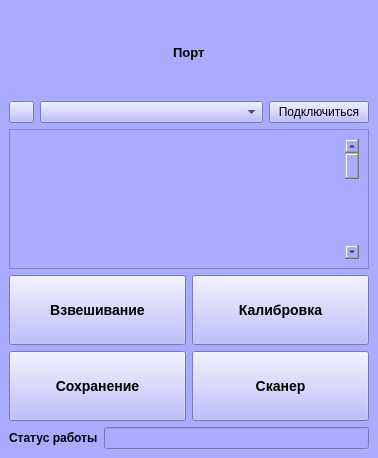
Above: design.ui from l-lii/layout before the change. Below: the same form after it.
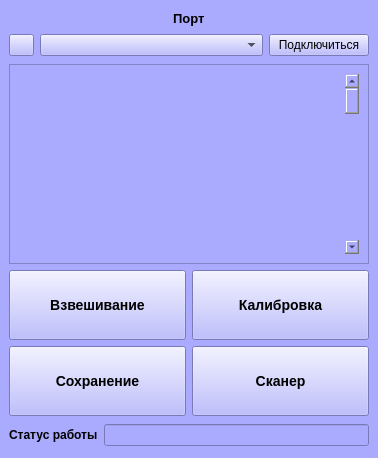
That is the form after the change. Icons and pictures are not drawn.

Diff of the .ui file:
```diff
--- a/design.ui
+++ b/design.ui
@@ -66,13 +66,19 @@
           <property name="sizeHint" stdset="0">
            <size>
             <width>40</width>
-            <height>13</height>
+            <height>15</height>
            </size>
           </property>
          </spacer>
         </item>
         <item>
          <widget class="QLabel" name="labelPort">
+          <property name="maximumSize">
+           <size>
+            <width>40</width>
+            <height>15</height>
+           </size>
+          </property>
           <property name="font">
            <font>
             <pointsize>10</pointsize>
@@ -97,7 +103,7 @@
           <property name="sizeHint" stdset="0">
            <size>
             <width>40</width>
-            <height>13</height>
+            <height>15</height>
            </size>
           </property>
          </spacer>
```
